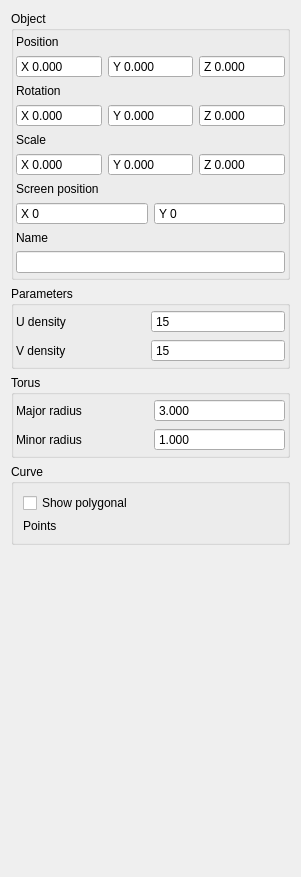
Before: the Qt Designer form Controls/controls.ui in VenMolom/GeometricModeling, drawn with Qt 5.
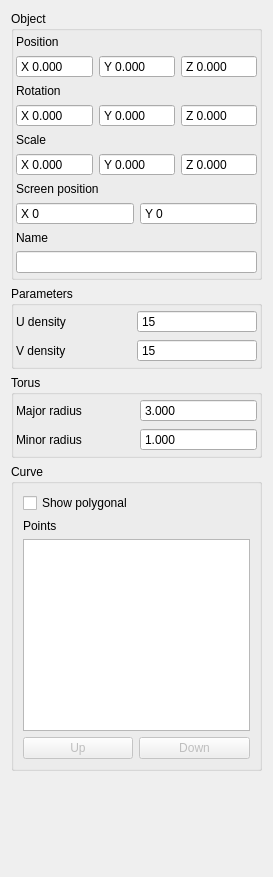
After: the same form once the commit is applied.

Patch:
```diff
--- a/Controls/controls.ui
+++ b/Controls/controls.ui
@@ -6,7 +6,7 @@
    <rect>
     <x>0</x>
     <y>0</y>
-    <width>301</width>
+    <width>253</width>
     <height>877</height>
    </rect>
   </property>
@@ -757,6 +757,16 @@
       <string>Curve</string>
      </property>
      <layout class="QGridLayout" name="gridLayout_12">
+      <item row="3" column="0">
+       <widget class="QPushButton" name="movePointUp">
+        <property name="enabled">
+         <bool>false</bool>
+        </property>
+        <property name="text">
+         <string>Up</string>
+        </property>
+       </widget>
+      </item>
       <item row="0" column="0">
        <widget class="QCheckBox" name="polygonalCheckBox">
         <property name="text">
@@ -771,6 +781,93 @@
         </property>
        </widget>
       </item>
+      <item row="3" column="1">
+       <widget class="QPushButton" name="movePointDown">
+        <property name="enabled">
+         <bool>false</bool>
+        </property>
+        <property name="text">
+         <string>Down</string>
+        </property>
+       </widget>
+      </item>
+      <item row="2" column="0" colspan="2">
+       <widget class="QTableWidget" name="pointsList">
+        <property name="contextMenuPolicy">
+         <enum>Qt::NoContextMenu</enum>
+        </property>
+        <property name="frameShape">
+         <enum>QFrame::StyledPanel</enum>
+        </property>
+        <property name="frameShadow">
+         <enum>QFrame::Sunken</enum>
+        </property>
+        <property name="verticalScrollBarPolicy">
+         <enum>Qt::ScrollBarAsNeeded</enum>
+        </property>
+        <property name="horizontalScrollBarPolicy">
+         <enum>Qt::ScrollBarAlwaysOff</enum>
+        </property>
+        <property name="tabKeyNavigation">
+         <bool>false</bool>
+        </property>
+        <property name="showDropIndicator" stdset="0">
+         <bool>false</bool>
+        </property>
+        <property name="dragDropOverwriteMode">
+         <bool>false</bool>
+        </property>
+        <property name="alternatingRowColors">
+         <bool>false</bool>
+        </property>
+        <property name="selectionMode">
+         <enum>QAbstractItemView::SingleSelection</enum>
+        </property>
+        <property name="showGrid">
+         <bool>false</bool>
+        </property>
+        <property name="wordWrap">
+         <bool>false</bool>
+        </property>
+        <property name="cornerButtonEnabled">
+         <bool>false</bool>
+        </property>
+        <property name="rowCount">
+         <number>2</number>
+        </property>
+        <property name="columnCount">
+         <number>2</number>
+        </property>
+        <attribute name="horizontalHeaderVisible">
+         <bool>false</bool>
+        </attribute>
+        <attribute name="horizontalHeaderCascadingSectionResizes">
+         <bool>true</bool>
+        </attribute>
+        <attribute name="horizontalHeaderDefaultSectionSize">
+         <number>130</number>
+        </attribute>
+        <attribute name="horizontalHeaderHighlightSections">
+         <bool>false</bool>
+        </attribute>
+        <attribute name="horizontalHeaderStretchLastSection">
+         <bool>false</bool>
+        </attribute>
+        <attribute name="verticalHeaderVisible">
+         <bool>false</bool>
+        </attribute>
+        <attribute name="verticalHeaderHighlightSections">
+         <bool>false</bool>
+        </attribute>
+        <attribute name="verticalHeaderShowSortIndicator" stdset="0">
+         <bool>false</bool>
+        </attribute>
+        <row/>
+        <row/>
+        <column/>
+        <column/>
+       </widget>
+      </item>
      </layout>
     </widget>
    </item>
```
Left out of the diff: 2 changed lines with no effect on the pictures.
